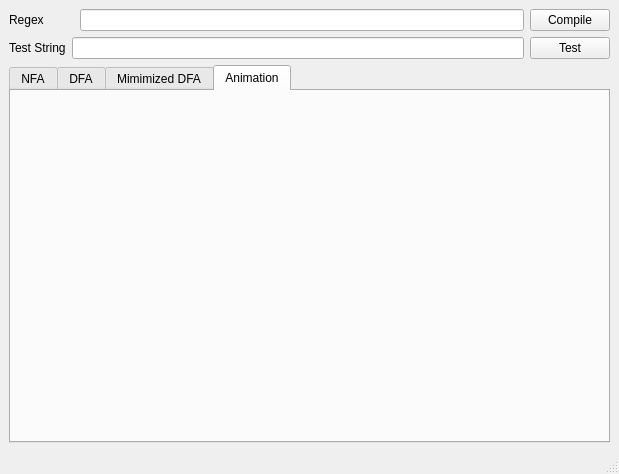
First picture: the form in main_window.ui, repository shubhamshuklaer/regex_matcher, before the edit.
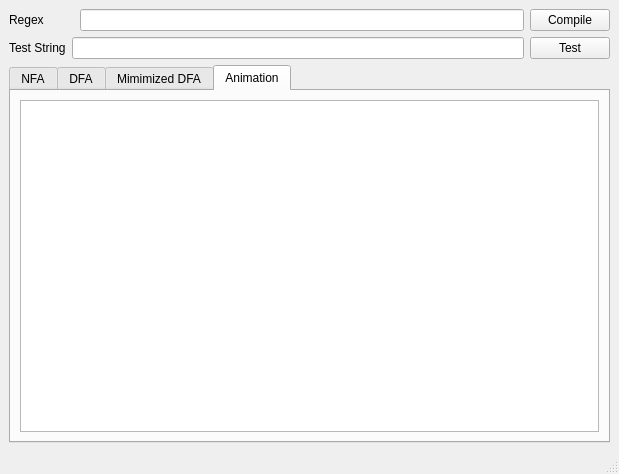
Second picture: the form after the edit.

Commit message: Added graphic view and README

Diff of the .ui file:
```diff
--- a/main_window.ui
+++ b/main_window.ui
@@ -97,6 +97,11 @@
        <attribute name="title">
         <string>Animation</string>
        </attribute>
+       <layout class="QGridLayout" name="gridLayout_2">
+        <item row="0" column="0">
+         <widget class="QGraphicsView" name="animation_graphic_view"/>
+        </item>
+       </layout>
       </widget>
      </widget>
     </item>
```
Left out of the diff: 15 changed lines with no effect on the pictures. The commit also changes 2 other files.
